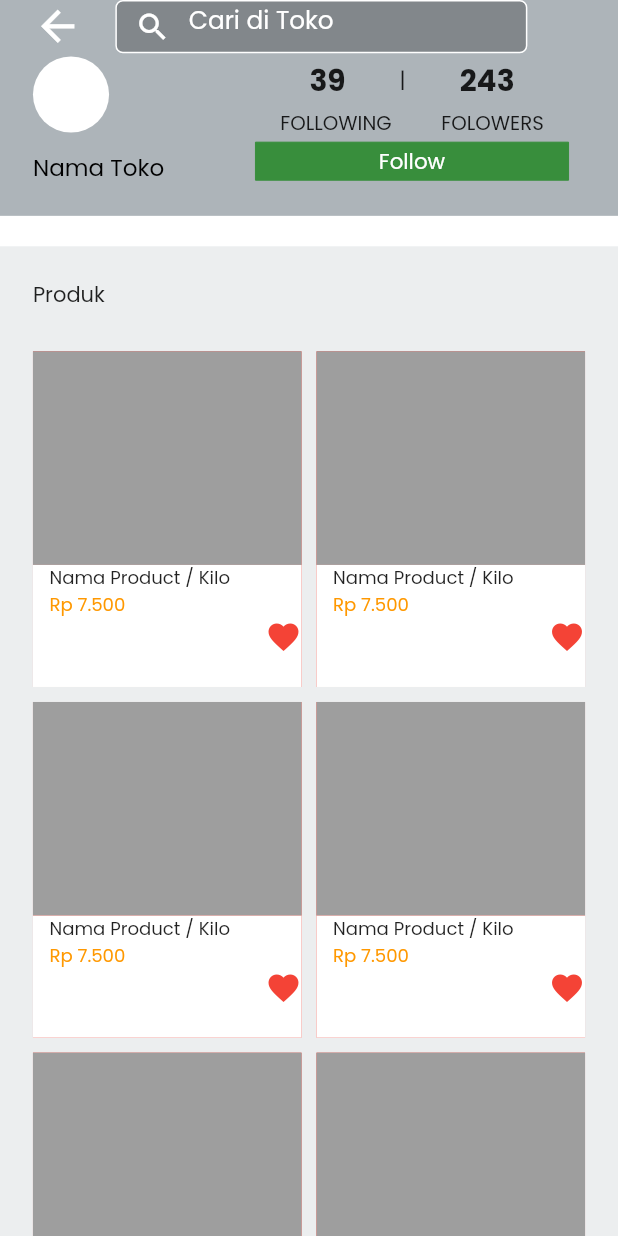
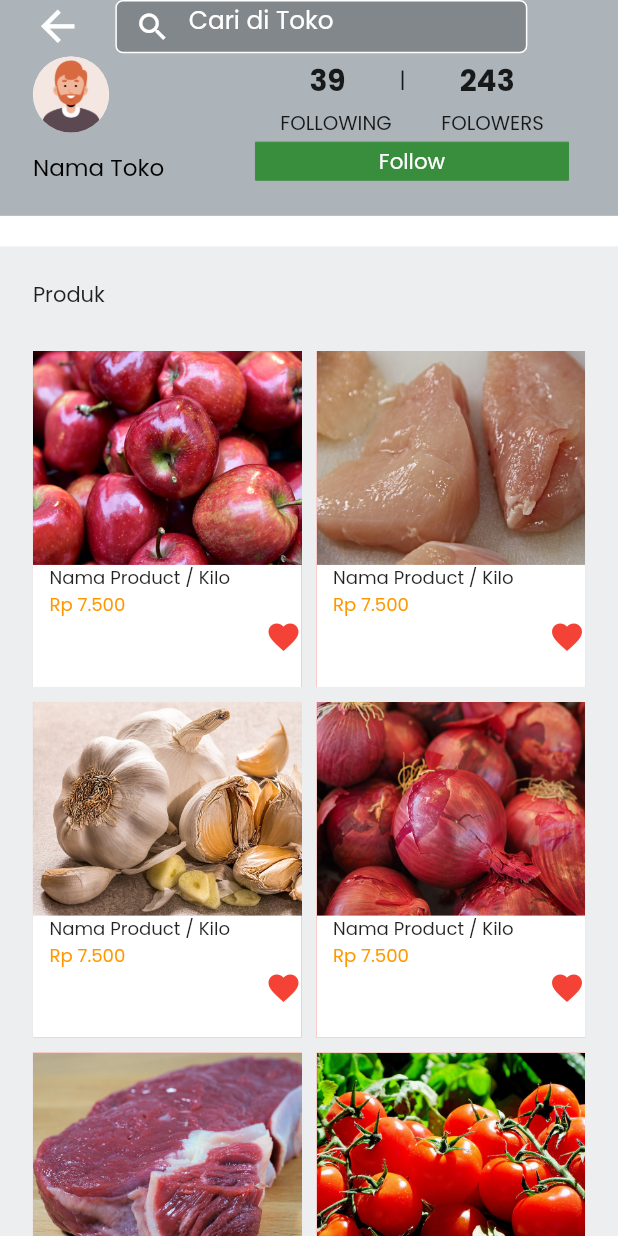
Before and after one commit to Widiyanto9876/Foodgroup, a Flutter app: the ProfileTokoPage screen opened directly, on a phone screen of 412 x 824 dp. Run offline on Flutter 3.47's test engine with Material 2 defaults, Android fonts, the light colour scheme and no system bars; our stand-ins replace cached_network_image, carousel_slider, getwidget.

Commit message:
final revisi

```diff
--- a/lib/profile_toko_page.dart
+++ b/lib/profile_toko_page.dart
@@ -12,6 +12,16 @@ class ProfileTokoPage extends StatefulWidget {
 
 class _ProfileTokoPageState extends State<ProfileTokoPage> {
   String status = "Follow";
+
+  List<String> _imgList = [
+    "assets/product/apel.png",
+    "assets/product/ayam.png",
+    "assets/product/bawangp.png",
+    "assets/product/bawangm.png",
+    "assets/product/sapi.png",
+    "assets/product/tomat.png",
+    "assets/product/wortel.png",
+  ];
   @override
   Widget build(BuildContext context) {
     return Scaffold(
@@ -85,6 +95,9 @@ class _ProfileTokoPageState extends State<ProfileTokoPage> {
                               decoration: const BoxDecoration(
                                 color: Colors.white,
                                 shape: BoxShape.circle,
+                                image: DecorationImage(
+                                    fit: BoxFit.fill,
+                                    image: AssetImage("assets/people/avatar1.png"))
                               ),
                             ),
                             SizedBox(
@@ -206,7 +219,7 @@ class _ProfileTokoPageState extends State<ProfileTokoPage> {
                         mainAxisSpacing: 10,
                         crossAxisSpacing: 10,
                         childAspectRatio: 0.8),
-                    itemCount: 7,
+                    itemCount: _imgList.length,
                     itemBuilder: (BuildContext context, int index) {
                       return Container(
                         height: getProportionateScreenHeight(300),
@@ -217,8 +230,8 @@ class _ProfileTokoPageState extends State<ProfileTokoPage> {
                             Expanded(
                                 flex: 7,
                                 child: Container(
-                                  color: Colors.grey,
-                                  // child: Image.network("src"),
+                                  color: Colors.white,
+                                  child: Image.asset(_imgList[index],fit: BoxFit.fill),
                                 )),
                             Expanded(
                                 flex: 4,
```
